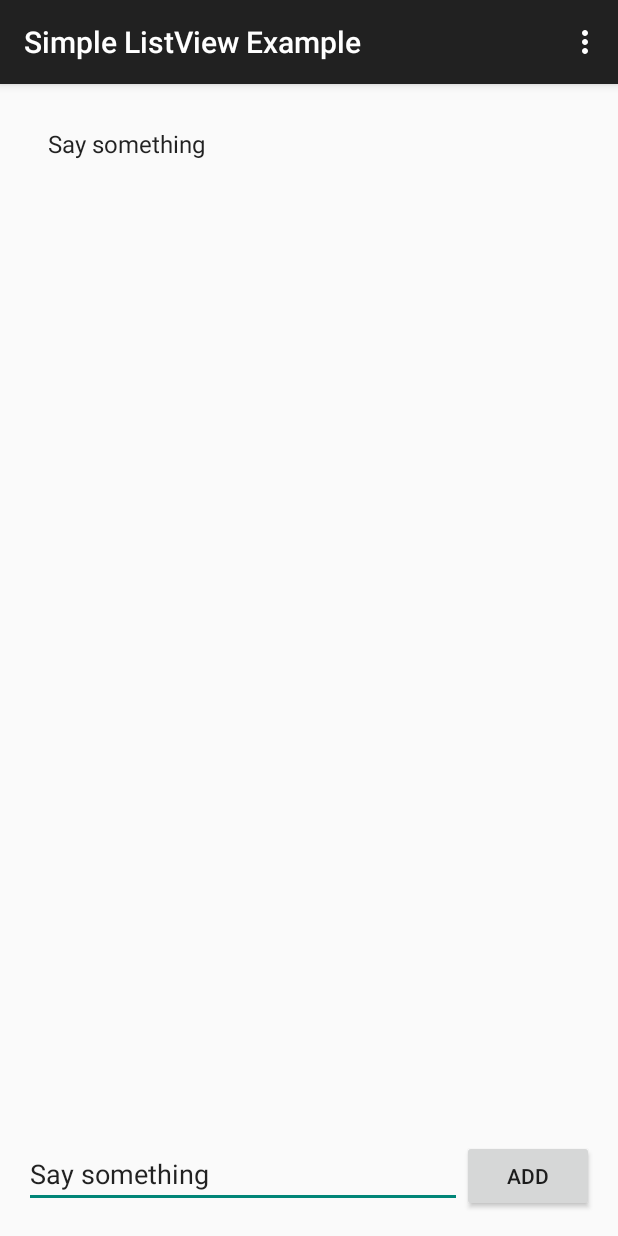
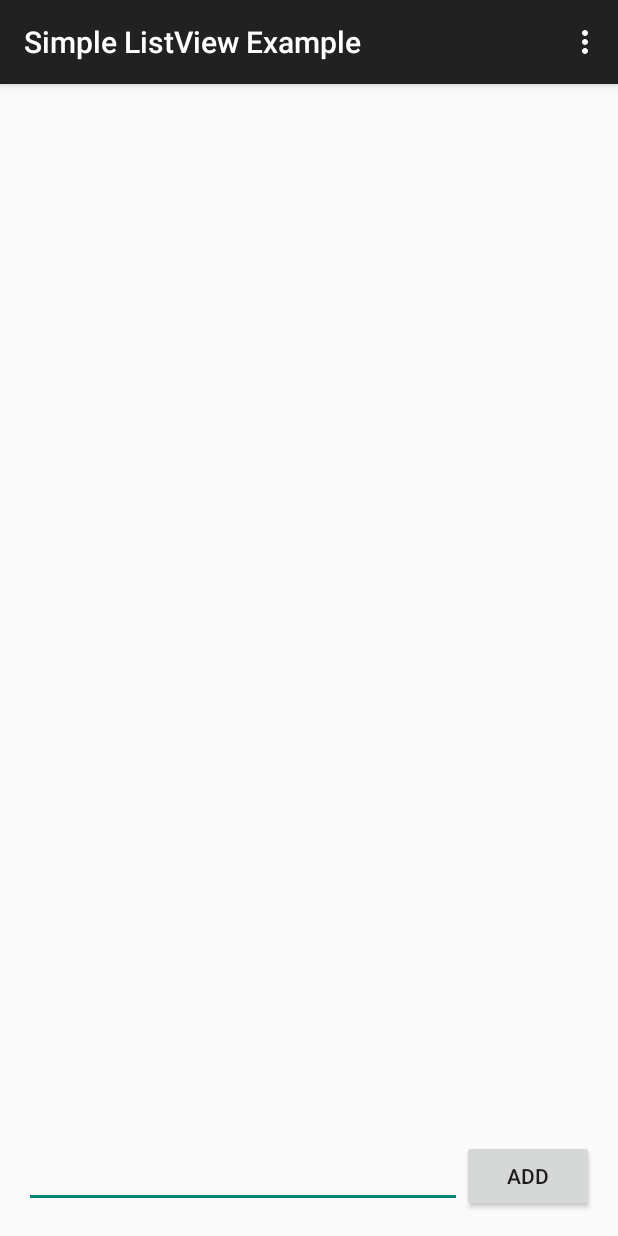
Before and after one commit to rashmimalpande/Simple-ListView-Example-Todo-app-, an Android app: the screen it shows after launch (MainActivity), after a tap on "ADD", on a phone screen of 412 x 824 dp. Run offline under Robolectric (Android 15) with nearby library versions, the phone set to English and light mode, and no system bars.

```diff
--- a/app/src/main/java/com/example/android/simplelistviewexample/MainActivity.java
+++ b/app/src/main/java/com/example/android/simplelistviewexample/MainActivity.java
@@ -5,6 +5,7 @@ import android.support.v7.app.ActionBarActivity;
 import android.view.Menu;
 import android.view.MenuItem;
 import android.view.View;
+import android.widget.AdapterView;
 import android.widget.ArrayAdapter;
 import android.widget.Button;
 import android.widget.EditText;
@@ -20,7 +21,7 @@ public class MainActivity extends ActionBarActivity {
         setContentView(R.layout.activity_main);
 
         final ArrayList<String> toDo = new ArrayList<>();
-        ListView listView = (ListView) findViewById(R.id.list);
+        final ListView listView = (ListView) findViewById(R.id.list);
         final EditText editText = (EditText) findViewById(R.id.text);
         Button button = (Button) findViewById(R.id.addButton);
 
@@ -31,8 +32,20 @@ public class MainActivity extends ActionBarActivity {
             @Override
             public void onClick(View v) {
                 String item = editText.getText().toString();
+                toDo.add(0, item);
+                adapter.notifyDataSetChanged();
+                editText.setText("");
 
-                adapter.add(item);
+
+            }
+        });
+
+        listView.setOnItemLongClickListener(new AdapterView.OnItemLongClickListener() {
+            @Override
+            public boolean onItemLongClick(AdapterView<?> parent, View view, int position, long id) {
+                toDo.remove(position);
+                adapter.notifyDataSetChanged();
+                return true;
             }
         });
 
--- a/app/src/main/res/layout/activity_main.xml
+++ b/app/src/main/res/layout/activity_main.xml
@@ -25,7 +25,7 @@
 
         <EditText
             android:id="@+id/text"
-            android:text="Say something"
+            android:text=""
             android:layout_width="wrap_content"
             android:layout_height="wrap_content"
             android:layout_weight="1"/>
```
